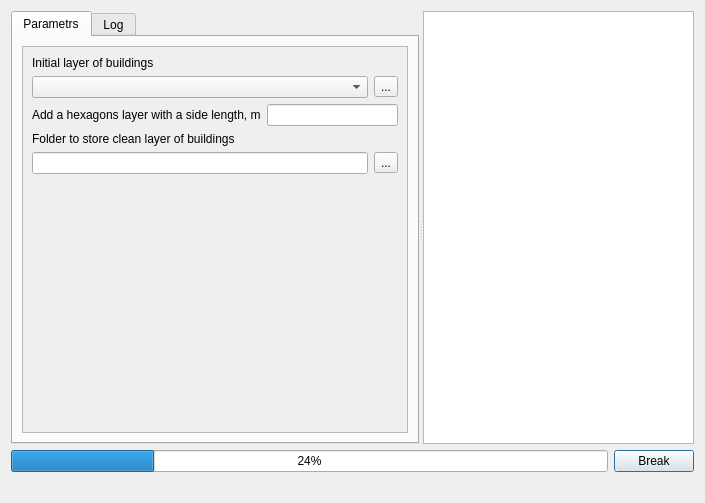
This is UI/visualization_clean.ui in ishusterman/tau_net_calc as Qt 5 draws it before an edit. The edited form follows.
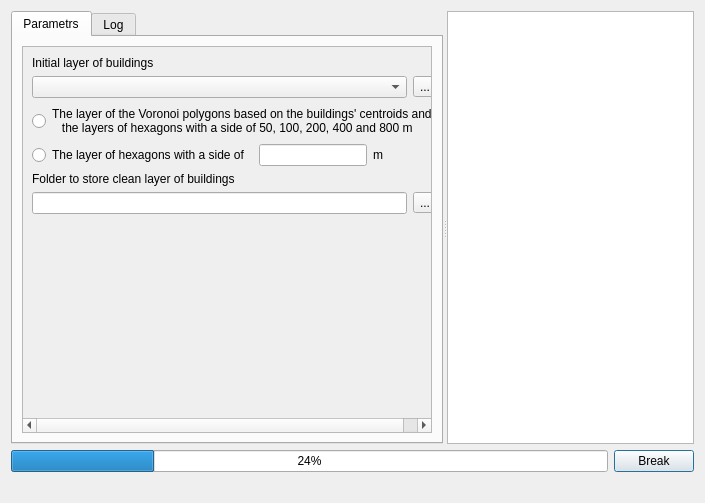
This is the edited form.

```diff
--- a/UI/visualization_clean.ui
+++ b/UI/visualization_clean.ui
@@ -83,8 +83,8 @@
             <rect>
              <x>0</x>
              <y>0</y>
-             <width>382</width>
-             <height>191</height>
+             <width>400</width>
+             <height>210</height>
             </rect>
            </property>
            <property name="sizePolicy">
@@ -130,14 +130,53 @@
                 </item>
                </layout>
               </item>
-              <item row="4" column="0">
+              <item row="3" column="0">
+               <widget class="QRadioButton" name="rbStandart">
+                <property name="text">
+                 <string>The layer of the Voronoi polygons based on the buildings' centroids and 
+   the layers of hexagons with a side of 50, 100, 200, 400 and 800 m</string>
+                </property>
+               </widget>
+              </item>
+              <item row="5" column="0">
+               <layout class="QHBoxLayout" name="horizontalLayout_7">
+                <item>
+                 <widget class="QRadioButton" name="rbLength">
+                  <property name="text">
+                   <string>The layer of hexagons with a side of </string>
+                  </property>
+                 </widget>
+                </item>
+                <item>
+                 <widget class="QLineEdit" name="txtAddHex">
+                  <property name="sizePolicy">
+                   <sizepolicy hsizetype="Fixed" vsizetype="Fixed">
+                    <horstretch>0</horstretch>
+                    <verstretch>0</verstretch>
+                   </sizepolicy>
+                  </property>
+                  <property name="alignment">
+                   <set>Qt::AlignRight|Qt::AlignTrailing|Qt::AlignVCenter</set>
+                  </property>
+                 </widget>
+                </item>
+                <item>
+                 <widget class="QLabel" name="label_2">
+                  <property name="text">
+                   <string>m</string>
+                  </property>
+                 </widget>
+                </item>
+               </layout>
+              </item>
+              <item row="6" column="0">
                <widget class="QLabel" name="label">
                 <property name="text">
                  <string>Folder to store clean layer of buildings</string>
                 </property>
                </widget>
               </item>
-              <item row="6" column="0" colspan="2">
+              <item row="8" column="0" colspan="2">
                <layout class="QHBoxLayout" name="horizontalLayout_3">
                 <item>
                  <widget class="QLineEdit" name="txtPathToProtocols"/>
@@ -151,20 +190,6 @@
                 </item>
                </layout>
               </item>
-              <item row="3" column="0" colspan="2">
-               <layout class="QHBoxLayout" name="horizontalLayout_6">
-                <item>
-                 <widget class="QLabel" name="lblAddHex">
-                  <property name="text">
-                   <string>Add a hexagons layer with a side length, m</string>
-                  </property>
-                 </widget>
-                </item>
-                <item>
-                 <widget class="QLineEdit" name="txtAddHex"/>
-                </item>
-               </layout>
-              </item>
              </layout>
             </item>
            </layout>
```
